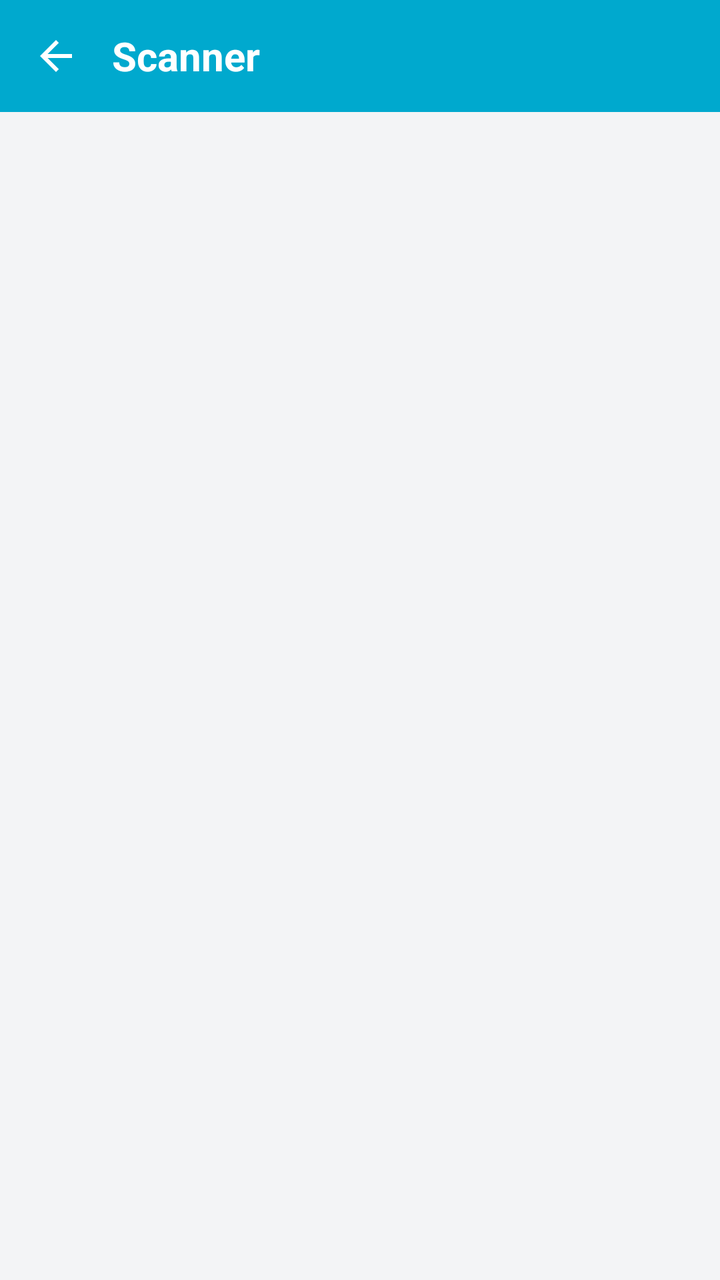
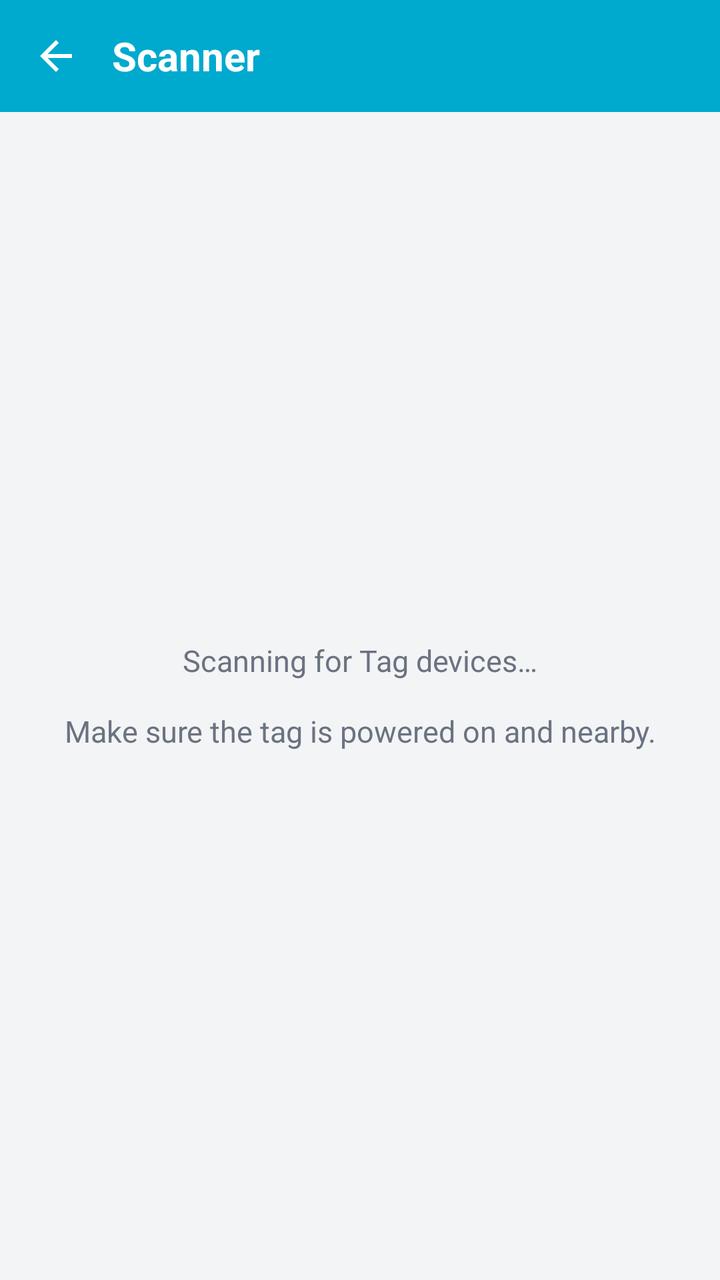

An Android layout rendered at two revisions. The XML below is the earlier revision; the diff shows what the commit changed to produce the second picture.
<!-- AndroidManifest.xml: application theme Theme.TagMobile -->
<!-- res/layout/activity_scanner.xml -->
<?xml version="1.0" encoding="utf-8"?>
<FrameLayout
    xmlns:android="http://schemas.android.com/apk/res/android"
    android:layout_width="match_parent"
    android:layout_height="match_parent"
    android:background="#F3F4F6">

    <LinearLayout
        android:layout_width="match_parent"
        android:layout_height="match_parent"
        android:orientation="vertical">

        <LinearLayout
            android:layout_width="match_parent"
            android:layout_height="56dp"
            android:background="#00A9CE"
            android:gravity="center_vertical"
            android:paddingHorizontal="4dp">

            <ImageButton
                android:id="@+id/backBtn"
                android:layout_width="48dp"
                android:layout_height="48dp"
                android:background="?attr/selectableItemBackgroundBorderless"
                android:src="@drawable/ic_back"
                android:contentDescription="Back" />

            <TextView
                android:layout_width="wrap_content"
                android:layout_height="wrap_content"
                android:text="Scanner"
                android:textColor="@android:color/white"
                android:textSize="20sp"
                android:textStyle="bold"
                android:layout_marginStart="4dp" />
        </LinearLayout>

        <androidx.recyclerview.widget.RecyclerView
            android:id="@+id/deviceList"
            android:layout_width="match_parent"
            android:layout_height="match_parent"
            android:padding="12dp"
            android:clipToPadding="false" />
    </LinearLayout>

    <FrameLayout
        android:id="@+id/connectingOverlay"
        android:layout_width="match_parent"
        android:layout_height="match_parent"
        android:background="#59000000"
        android:visibility="gone">

        <LinearLayout
            android:layout_width="wrap_content"
            android:layout_height="wrap_content"
            android:layout_gravity="center"
            android:background="@drawable/bg_dialog"
            android:orientation="vertical"
            android:padding="24dp">

            <ProgressBar
                android:layout_width="wrap_content"
                android:layout_height="wrap_content"
                android:layout_gravity="center" />

            <TextView
                android:layout_width="wrap_content"
                android:layout_height="wrap_content"
                android:text="@string/connecting"
                android:layout_marginTop="12dp"
                android:textColor="#111827" />
        </LinearLayout>
    </FrameLayout>
</FrameLayout>
<!-- resources referenced by this layout -->
<resources>
  <!-- drawable bg_dialog (drawable) -->
  <?xml version="1.0" encoding="utf-8"?>
  <shape xmlns:android="http://schemas.android.com/apk/res/android">
      <solid android:color="#FFFFFF" />
      <corners android:radius="16dp" />
  </shape>
  <!-- drawable ic_back (drawable) -->
  <?xml version="1.0" encoding="utf-8"?>
  <vector xmlns:android="http://schemas.android.com/apk/res/android"
      android:width="24dp"
      android:height="24dp"
      android:viewportWidth="24"
      android:viewportHeight="24">
      <path
          android:fillColor="#FFFFFF"
          android:pathData="M20,11H7.83l5.59,-5.59L12,4l-8,8 8,8 1.41,-1.41L7.83,13H20v-2z"/>
  </vector>
  <string name="connecting">Connecting…</string>
  <style name="Theme.TagMobile" parent="Theme.MaterialComponents.Light.NoActionBar">
          <item name="colorPrimary">#00A9CE</item>
          <item name="colorPrimaryVariant">#0093B5</item>
          <item name="colorOnPrimary">@android:color/white</item>
          <item name="android:statusBarColor">#00A9CE</item>
          <item name="android:navigationBarColor">@android:color/white</item>
      </style>
</resources>

<!-- the commit's change to res/layout/activity_scanner.xml (unified diff, before → after) -->
@@ -35,12 +35,28 @@
                 android:layout_marginStart="4dp" />
         </LinearLayout>
 
-        <androidx.recyclerview.widget.RecyclerView
-            android:id="@+id/deviceList"
+        <FrameLayout
             android:layout_width="match_parent"
-            android:layout_height="match_parent"
-            android:padding="12dp"
-            android:clipToPadding="false" />
+            android:layout_height="match_parent">
+
+            <androidx.recyclerview.widget.RecyclerView
+                android:id="@+id/deviceList"
+                android:layout_width="match_parent"
+                android:layout_height="match_parent"
+                android:padding="12dp"
+                android:clipToPadding="false" />
+
+            <TextView
+                android:id="@+id/emptyScanState"
+                android:layout_width="match_parent"
+                android:layout_height="wrap_content"
+                android:layout_gravity="center"
+                android:gravity="center"
+                android:padding="32dp"
+                android:text="@string/scanning_for_tags"
+                android:textColor="#6B7280"
+                android:textSize="15sp" />
+        </FrameLayout>
     </LinearLayout>
 
     <FrameLayout
<!-- resource entries referenced after the edit -->
@@ -18,6 +18,7 @@
           android:pathData="M20,11H7.83l5.59,-5.59L12,4l-8,8 8,8 1.41,-1.41L7.83,13H20v-2z"/>
   </vector>
   <string name="connecting">Connecting…</string>
+  <string name="scanning_for_tags">Scanning for Tag devices…\n\nMake sure the tag is powered on and nearby.</string>
   <style name="Theme.TagMobile" parent="Theme.MaterialComponents.Light.NoActionBar">
           <item name="colorPrimary">#00A9CE</item>
           <item name="colorPrimaryVariant">#0093B5</item>
